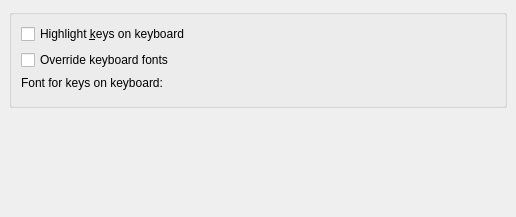
KDE/ktouch, file src/ui/ktouchprefkeyboardpage.ui: the form before one commit.
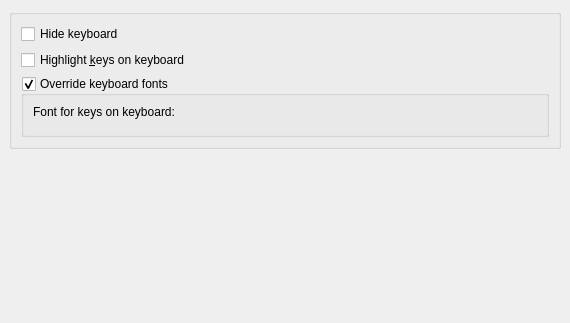
The form after the commit. Custom widgets are drawn as their Qt base class.

Commit message: added option to hide keyboard.

The edit to the form file:
```diff
--- a/src/ui/ktouchprefkeyboardpage.ui
+++ b/src/ui/ktouchprefkeyboardpage.ui
@@ -5,33 +5,92 @@
    <rect>
     <x>0</x>
     <y>0</y>
-    <width>516</width>
-    <height>217</height>
+    <width>570</width>
+    <height>323</height>
    </rect>
   </property>
   <property name="windowTitle" >
    <string>Keyboard Settings</string>
   </property>
-  <layout class="QVBoxLayout" >
+  <layout class="QGridLayout" >
    <property name="margin" >
     <number>9</number>
    </property>
    <property name="spacing" >
     <number>6</number>
    </property>
-   <item>
+   <item row="1" column="0" >
+    <spacer>
+     <property name="orientation" >
+      <enum>Qt::Vertical</enum>
+     </property>
+     <property name="sizeType" >
+      <enum>QSizePolicy::Expanding</enum>
+     </property>
+     <property name="sizeHint" >
+      <size>
+       <width>552</width>
+       <height>31</height>
+      </size>
+     </property>
+    </spacer>
+   </item>
+   <item row="0" column="0" >
     <widget class="QGroupBox" name="groupBox1" >
      <property name="title" >
       <string/>
      </property>
-     <layout class="QVBoxLayout" >
+     <layout class="QGridLayout" >
       <property name="margin" >
        <number>9</number>
       </property>
       <property name="spacing" >
        <number>6</number>
       </property>
-      <item>
+      <item row="2" column="0" >
+       <widget class="QGroupBox" name="kcfg_OverrideKeyboardFont" >
+        <property name="toolTip" >
+         <string>If checked you can specify your own keyboard font instead of the predefined one of the keyboard layout.</string>
+        </property>
+        <property name="whatsThis" >
+         <string>Every keyboard layout may specify its own font. If the predefined font of a certain keyboard layout does not work or you would like to have your own, check this button. You may then choose your own font that will be used to draw the characters on the keys.</string>
+        </property>
+        <property name="title" >
+         <string>Override keyboard fonts</string>
+        </property>
+        <property name="checkable" >
+         <bool>true</bool>
+        </property>
+        <layout class="QGridLayout" >
+         <property name="margin" >
+          <number>9</number>
+         </property>
+         <property name="spacing" >
+          <number>6</number>
+         </property>
+         <item row="0" column="0" >
+          <widget class="QLabel" name="textLabel1" >
+           <property name="text" >
+            <string>Font for keys on keyboard:</string>
+           </property>
+          </widget>
+         </item>
+         <item row="1" column="0" >
+          <widget class="KFontRequester" name="kcfg_KeyboardFont" >
+           <property name="sizePolicy" >
+            <sizepolicy>
+             <hsizetype>7</hsizetype>
+             <vsizetype>5</vsizetype>
+             <horstretch>0</horstretch>
+             <verstretch>0</verstretch>
+            </sizepolicy>
+           </property>
+          </widget>
+         </item>
+        </layout>
+       </widget>
+      </item>
+      <item row="1" column="0" >
        <widget class="QCheckBox" name="kcfg_ShowAnimation" >
         <property name="toolTip" >
          <string>Show on the keyboards the keys you have to type</string>
@@ -44,8 +103,8 @@
         </property>
        </widget>
       </item>
-      <item>
-       <widget class="QCheckBox" name="kcfg_OverrideKeyboardFont" >
+      <item row="0" column="0" >
+       <widget class="QCheckBox" name="kcfg_HideKeyboard" >
         <property name="toolTip" >
          <string>If checked you can specify your own keyboard font instead of the predefined one of the keyboard layout.</string>
         </property>
@@ -53,48 +112,13 @@
          <string>Every keyboard layout may specify its own font. If the predefined font of a certain keyboard layout does not work or you would like to have your own, check this button. You may then choose your own font that will be used to draw the characters on the keys.</string>
         </property>
         <property name="text" >
-         <string>Override keyboard fonts</string>
-        </property>
-       </widget>
-      </item>
-      <item>
-       <widget class="QLabel" name="textLabel1" >
-        <property name="text" >
-         <string>Font for keys on keyboard:</string>
-        </property>
-       </widget>
-      </item>
-      <item>
-       <widget class="KFontRequester" name="kcfg_KeyboardFont" >
-        <property name="sizePolicy" >
-         <sizepolicy>
-          <hsizetype>7</hsizetype>
-          <vsizetype>5</vsizetype>
-          <horstretch>0</horstretch>
-          <verstretch>0</verstretch>
-         </sizepolicy>
+         <string>Hide keyboard</string>
         </property>
        </widget>
       </item>
      </layout>
     </widget>
    </item>
-   <item>
-    <spacer>
-     <property name="orientation" >
-      <enum>Qt::Vertical</enum>
-     </property>
-     <property name="sizeType" >
-      <enum>QSizePolicy::Expanding</enum>
-     </property>
-     <property name="sizeHint" >
-      <size>
-       <width>498</width>
-       <height>31</height>
-      </size>
-     </property>
-    </spacer>
-   </item>
   </layout>
  </widget>
  <layoutdefault spacing="6" margin="11" />
```
Left out of the diff: 4 changed lines with no effect on the pictures. The commit also changes 2 other files.
